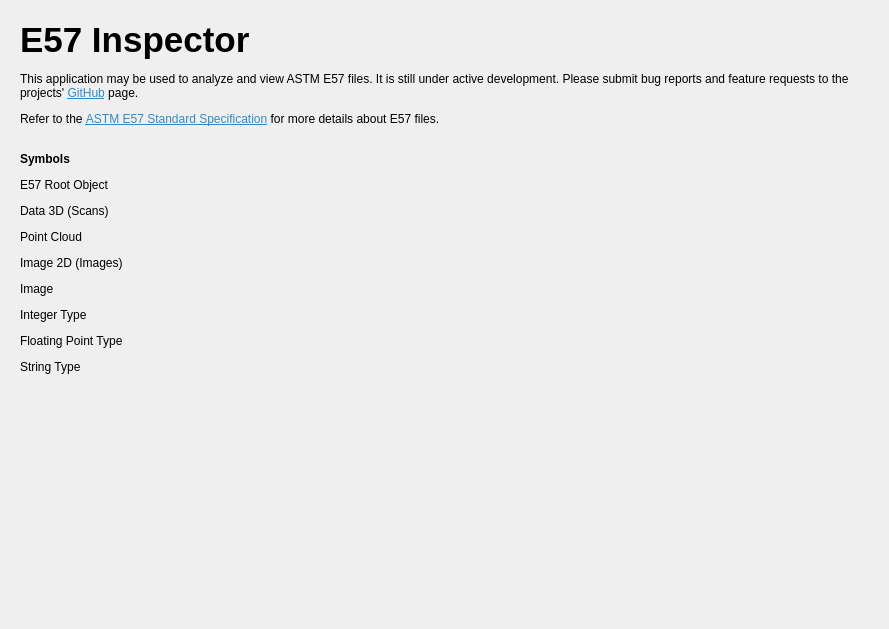
First picture: the form in app/welcome.ui, repository sisakat/e57inspector, before the edit.
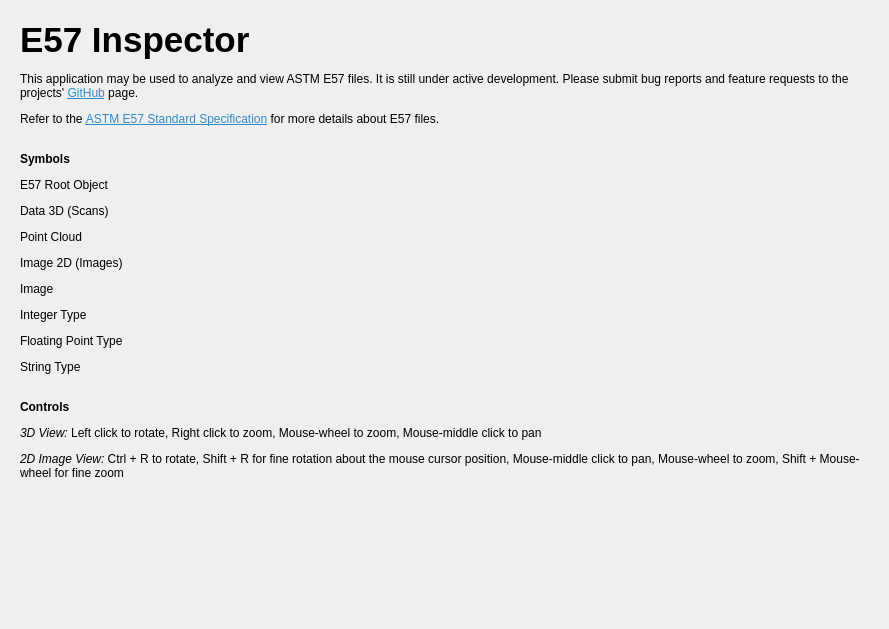
Second picture: the form after the edit. Icons and pictures are not drawn.

Commit message: Add control description

What changed in the file:
```diff
--- a/app/welcome.ui
+++ b/app/welcome.ui
@@ -33,8 +33,8 @@
        <rect>
         <x>0</x>
         <y>0</y>
-        <width>871</width>
-        <height>611</height>
+        <width>857</width>
+        <height>619</height>
        </rect>
       </property>
       <layout class="QVBoxLayout" name="verticalLayout_3">
@@ -43,7 +43,7 @@
          <item>
           <widget class="QLabel" name="label">
            <property name="text">
-            <string>&lt;html&gt;&lt;head/&gt;&lt;body&gt;&lt;p&gt;&lt;span style=&quot; font-size:26pt; font-weight:700;&quot;&gt;E57 Inspector&lt;/span&gt;&lt;/p&gt;&lt;p&gt;This application may be used to analyze and view ASTM E57 files. It is still under active development. Please submit bug reports and feature requests to the projects' &lt;a href=&quot;https://github.com/sisakat/e57inspector&quot;&gt;&lt;span style=&quot; text-decoration: underline; color:#308cc6;&quot;&gt;GitHub&lt;/span&gt;&lt;/a&gt; page.&lt;/p&gt;&lt;p&gt;Refer to the &lt;a href=&quot;https://www.astm.org/e2807-11r19.html&quot;&gt;&lt;span style=&quot; text-decoration: underline; color:#308cc6;&quot;&gt;ASTM E57 Standard Specification&lt;/span&gt;&lt;/a&gt; for more details about E57 files.&lt;br/&gt;&lt;/p&gt;&lt;p&gt;&lt;span style=&quot; font-weight:700;&quot;&gt;Symbols&lt;/span&gt;&lt;/p&gt;&lt;p&gt;&lt;img src=&quot;:/icons/E57.png&quot;/&gt; E57 Root Object &lt;/p&gt;&lt;p&gt;&lt;img src=&quot;:/icons/Data3D.png&quot;/&gt; Data 3D (Scans)&lt;/p&gt;&lt;p&gt;&lt;img src=&quot;:/icons/Pointcloud.png&quot;/&gt; Point Cloud&lt;/p&gt;&lt;p&gt;&lt;img src=&quot;:/icons/Image2D.png&quot;/&gt; Image 2D (Images)&lt;/p&gt;&lt;p&gt;&lt;img src=&quot;:/icons/Image.png&quot;/&gt; Image&lt;/p&gt;&lt;p&gt;&lt;img src=&quot;:/icons/Integer.png&quot;/&gt; Integer Type&lt;/p&gt;&lt;p&gt;&lt;img src=&quot;:/icons/Float.png&quot;/&gt; Floating Point Type&lt;/p&gt;&lt;p&gt;&lt;img src=&quot;:/icons/String.png&quot;/&gt; String Type&lt;/p&gt;&lt;p&gt;&lt;br/&gt;&lt;/p&gt;&lt;/body&gt;&lt;/html&gt;</string>
+            <string>&lt;html&gt;&lt;head/&gt;&lt;body&gt;&lt;p&gt;&lt;span style=&quot; font-size:26pt; font-weight:700;&quot;&gt;E57 Inspector&lt;/span&gt;&lt;/p&gt;&lt;p&gt;This application may be used to analyze and view ASTM E57 files. It is still under active development. Please submit bug reports and feature requests to the projects' &lt;a href=&quot;https://github.com/sisakat/e57inspector&quot;&gt;&lt;span style=&quot; text-decoration: underline; color:#308cc6;&quot;&gt;GitHub&lt;/span&gt;&lt;/a&gt; page.&lt;/p&gt;&lt;p&gt;Refer to the &lt;a href=&quot;https://www.astm.org/e2807-11r19.html&quot;&gt;&lt;span style=&quot; text-decoration: underline; color:#308cc6;&quot;&gt;ASTM E57 Standard Specification&lt;/span&gt;&lt;/a&gt; for more details about E57 files.&lt;br/&gt;&lt;/p&gt;&lt;p&gt;&lt;span style=&quot; font-weight:700;&quot;&gt;Symbols&lt;/span&gt;&lt;/p&gt;&lt;p&gt;&lt;img src=&quot;:/icons/E57.png&quot;/&gt; E57 Root Object &lt;/p&gt;&lt;p&gt;&lt;img src=&quot;:/icons/Data3D.png&quot;/&gt; Data 3D (Scans)&lt;/p&gt;&lt;p&gt;&lt;img src=&quot;:/icons/Pointcloud.png&quot;/&gt; Point Cloud&lt;/p&gt;&lt;p&gt;&lt;img src=&quot;:/icons/Image2D.png&quot;/&gt; Image 2D (Images)&lt;/p&gt;&lt;p&gt;&lt;img src=&quot;:/icons/Image.png&quot;/&gt; Image&lt;/p&gt;&lt;p&gt;&lt;img src=&quot;:/icons/Integer.png&quot;/&gt; Integer Type&lt;/p&gt;&lt;p&gt;&lt;img src=&quot;:/icons/Float.png&quot;/&gt; Floating Point Type&lt;/p&gt;&lt;p&gt;&lt;img src=&quot;:/icons/String.png&quot;/&gt; String Type&lt;/p&gt;&lt;p&gt;&lt;br/&gt;&lt;span style=&quot; font-weight:700;&quot;&gt;Controls&lt;/span&gt;&lt;/p&gt;&lt;p&gt;&lt;span style=&quot; font-style:italic;&quot;&gt;3D View:&lt;/span&gt; Left click to rotate, Right click to zoom, Mouse-wheel to zoom, Mouse-middle click to pan&lt;/p&gt;&lt;p&gt;&lt;span style=&quot; font-style:italic;&quot;&gt;2D Image View: &lt;/span&gt;Ctrl + R to rotate, Shift + R for fine rotation about the mouse cursor position, Mouse-middle click to pan, Mouse-wheel to zoom, Shift + Mouse-wheel for fine zoom&lt;br/&gt;&lt;/p&gt;&lt;/body&gt;&lt;/html&gt;</string>
            </property>
            <property name="textFormat">
             <enum>Qt::RichText</enum>
```
